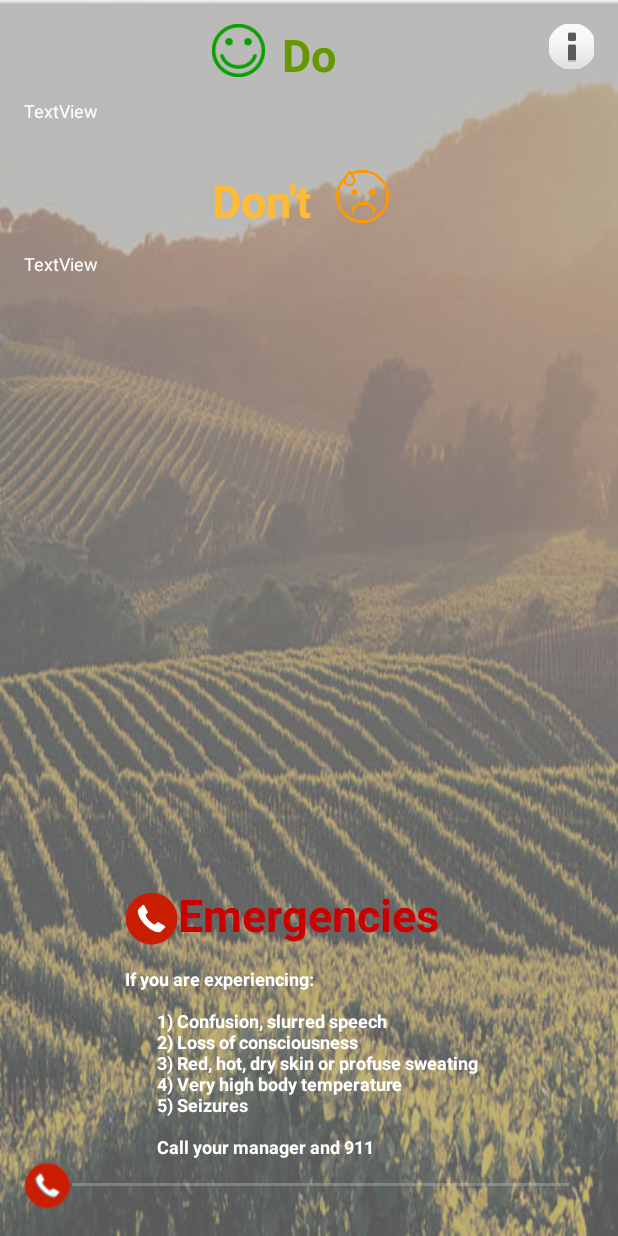
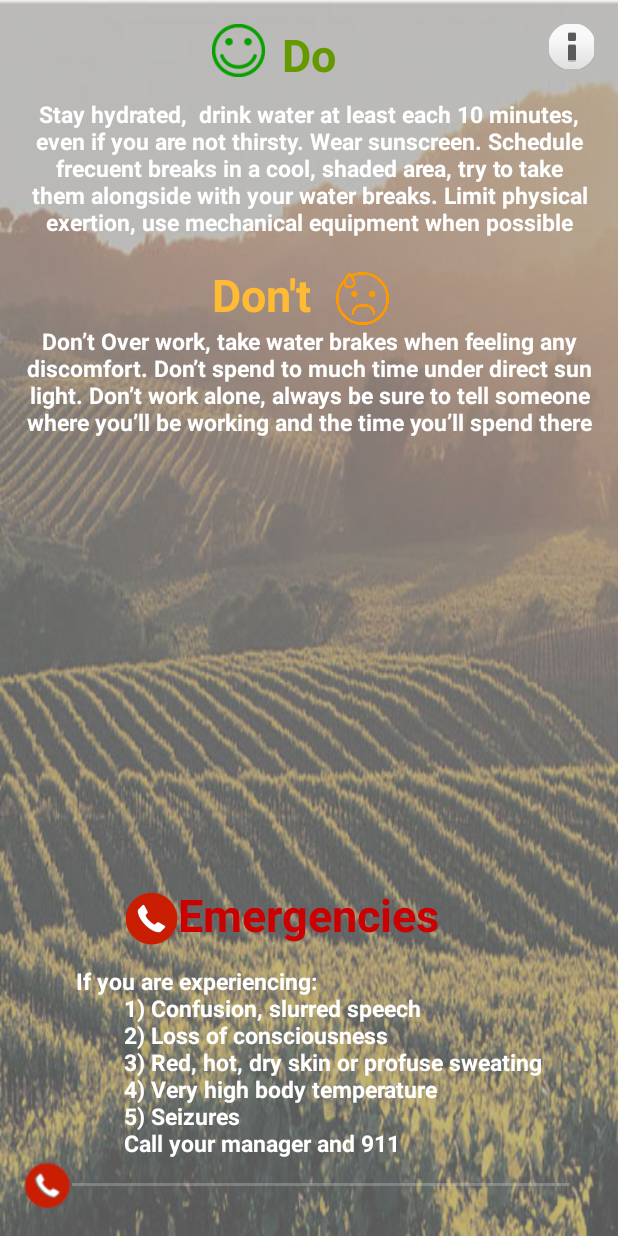
Before and after one commit to mini024/HeatStress, an Android app: the screen it shows after launch (InfoActivity), after a tap on "Risk image Button", on a phone screen of 412 x 824 dp. Run offline under Robolectric (Android 15) with nearby library versions, the light colour scheme and no system bars.

Commit message:
Font fix and design changes

```diff
--- a/app/src/main/java/com/example/jessicamcavazoserhard/heatstress/ui/MainActivity.java
+++ b/app/src/main/java/com/example/jessicamcavazoserhard/heatstress/ui/MainActivity.java
@@ -22,8 +22,6 @@ import android.Manifest;
 import android.content.Context;
 import android.content.Intent;
 import android.content.pm.PackageManager;
-import android.graphics.Color;
-import android.location.Location;
 import android.net.ConnectivityManager;
 import android.net.NetworkInfo;
 import android.net.Uri;
@@ -45,16 +43,12 @@ import android.view.View;
 import android.view.inputmethod.InputMethodManager;
 import android.widget.ArrayAdapter;
 import android.widget.AutoCompleteTextView;
-import android.widget.Button;
 import android.widget.CheckBox;
 import android.widget.CompoundButton;
-import android.widget.EditText;
 import android.widget.ImageButton;
 import android.widget.SeekBar;
 import android.widget.Toast;
 import android.widget.TextView;
-import android.widget.WrapperListAdapter;
-
 import com.example.jessicamcavazoserhard.heatstress.GlobalData;
 import com.example.jessicamcavazoserhard.heatstress.R;
 import com.example.jessicamcavazoserhard.heatstress.adapter.WeatherCardAdapter;
@@ -63,19 +57,15 @@ import com.google.android.gms.common.ConnectionResult;
 import com.google.android.gms.common.api.GoogleApiClient;
 import com.google.android.gms.location.LocationRequest;
 import com.google.android.gms.location.LocationServices;
-
 import org.json.JSONArray;
 import org.json.JSONException;
 import org.json.JSONObject;
 import org.json.JSONTokener;
-
 import java.io.BufferedReader;
 import java.io.InputStreamReader;
 import java.net.HttpURLConnection;
-import java.net.InetAddress;
 import java.net.URL;
 import java.util.ArrayList;
-import java.util.Arrays;
 import java.util.Comparator;
 import java.util.HashMap;
 import java.util.Map;
@@ -205,8 +195,6 @@ public class MainActivity extends AppCompatActivity implements View.OnClickListe
 
     final double c1=16.923,c2=0.185212,c3=5.37941,c4=-0.100254,c5=0.00941695,c6=0.00728898,c7=0.000345372,c8=-0.000814971,c9=0.0000102102,c10=-0.000038646,c11=0.0000291583,c12=0.00000142721,c13=0.000000197483,c14=-0.0000000218429,c15=0.000000000843296,c16=-0.0000000000481975;
 
-    int colorSunny, colorCloudy, colorRainy, colorWindy, colorSnowy, colorPCloudy;
-
     //Max temps and humidity
     PriorityQueue<Integer> pqRisk;
     Map mapTemps, mapHums, mapType;
@@ -226,14 +214,6 @@ public class MainActivity extends AppCompatActivity implements View.OnClickListe
 
         LinearLayoutManager layoutManager
                 = new LinearLayoutManager(this, LinearLayoutManager.HORIZONTAL, false);
-
-        //MARK: CREATE COLORS
-        colorSunny = Color.parseColor("#5bE1BB22");
-        colorRainy = Color.parseColor("#5b528DD4");
-        colorCloudy = Color.parseColor("#5b6D6C6A");
-        colorWindy = Color.parseColor("#5bDA7736");
-        colorSnowy = Color.parseColor("#FFFFFF");
-        colorPCloudy = Color.parseColor("#5b749BCA");
 
 
         listData = getData();
@@ -708,25 +688,6 @@ public class MainActivity extends AppCompatActivity implements View.OnClickListe
                     temperature = object.getJSONObject("current_observation").getString("temp_f");
                     Log.d("Humedad","HUMEDAD EN SAN FRANCISCO : " + humidity);
 
-                    String weather = object.getJSONObject("current_observation").getString("weather");
-
-                    switch (weather){
-                        case "Rainy": FilterView.setBackgroundColor(colorRainy);
-                            break;
-                        case "Clear": FilterView.setBackgroundColor(colorSunny);
-                            break;
-                        case "Partly Cloudy": FilterView.setBackgroundColor(colorPCloudy);
-                            break;
-                        case "Mostly Cloudy": FilterView.setBackgroundColor(colorCloudy);
-                            break;
-                        case "Cloudy": FilterView.setBackgroundColor(colorCloudy);
-                            break;
-                        case "Windy": FilterView.setBackgroundColor(colorWindy);
-                            break;
-                        case "Snowy": FilterView.setBackgroundColor(colorSnowy);
-                            break;
-                    }
-
                     tvCurrentTemperature.setText(temperature + " ºF");
 
                     tvCurrentHumidity.setText(humidity);
--- a/app/src/main/res/layout/activity_info.xml
+++ b/app/src/main/res/layout/activity_info.xml
@@ -44,20 +44,21 @@
         android:id="@+id/text_DoRecomendations"
         android:layout_width="match_parent"
         android:layout_height="wrap_content"
-        android:layout_below="@+id/text_Do"
+        android:layout_alignParentStart="true"
+        android:layout_below="@+id/image_Do"
         android:layout_marginTop="14dp"
-        android:text="TextView"
-        android:textAlignment="viewStart"
+        android:text="@string/high_DO_REQ"
+        android:textAlignment="center"
         android:textColor="@android:color/white"
-        android:textSize="12sp" />
+        android:textSize="15sp"
+        android:textStyle="bold" />
 
     <ImageView
         android:id="@+id/image_Dont"
         android:layout_width="35dp"
         android:layout_height="35dp"
         app:srcCompat="@drawable/sick_face"
-        android:layout_marginTop="31dp"
-        android:layout_below="@+id/text_DoRecomendations"
+        android:layout_alignBottom="@+id/text_Dont"
         android:layout_toEndOf="@+id/text_Do" />
 
     <TextView
@@ -68,20 +69,22 @@
         android:textColor="@android:color/holo_orange_light"
         android:textSize="30sp"
         android:textStyle="bold"
-        android:layout_alignTop="@+id/image_Dont"
-        android:layout_alignEnd="@+id/text_Do"
-        android:layout_marginEnd="16dp" />
+        android:layout_marginEnd="16dp"
+        android:layout_below="@+id/text_DoRecomendations"
+        android:layout_toStartOf="@+id/image_Dont"
+        android:layout_marginTop="17dp" />
 
     <TextView
         android:id="@+id/text_DontRecomendations"
         android:layout_width="match_parent"
         android:layout_height="wrap_content"
         android:layout_alignParentStart="true"
-        android:layout_below="@+id/text_Dont"
-        android:layout_marginTop="13dp"
-        android:text="TextView"
+        android:layout_below="@+id/image_Dont"
+        android:text="@string/high_DONT_REQ"
+        android:textAlignment="center"
         android:textColor="@android:color/white"
-        android:textSize="12sp" />
+        android:textSize="15sp"
+        android:textStyle="bold" />
 
     <ImageView
         android:id="@+id/image_Telephone"
@@ -99,20 +102,20 @@
         android:textColor="@android:color/holo_red_dark"
         android:textSize="30sp"
         android:textStyle="bold"
+        android:layout_marginBottom="13dp"
         android:layout_above="@+id/text_EMsymptoms"
-        android:layout_centerHorizontal="true"
-        android:layout_marginBottom="14dp" />
+        android:layout_centerHorizontal="true" />
 
     <TextView
         android:id="@+id/text_EMsymptoms"
         android:layout_width="wrap_content"
         android:layout_height="wrap_content"
+        android:layout_above="@+id/seek_Call911"
+        android:layout_centerHorizontal="true"
         android:text="@string/Emargency_Recomendations"
-        android:textSize="12sp"
-        android:textStyle="bold"
         android:textColor="@android:color/white"
-        android:layout_above="@+id/seek_Call911"
-        android:layout_alignStart="@+id/image_Telephone" />
+        android:textSize="15sp"
+        android:textStyle="bold" />
 
     <ImageButton
         android:id="@+id/image_MoreInfo"
--- a/app/src/main/res/layout/activity_main.xml
+++ b/app/src/main/res/layout/activity_main.xml
@@ -17,7 +17,7 @@
         android:id="@+id/filterView"
         android:layout_width="match_parent"
         android:layout_height="match_parent"
-        android:background="#A02F72C4" />
+        android:background="@color/card_colorYellow" />
 
     <AutoCompleteTextView
         android:id="@+id/editText_address"
@@ -260,7 +260,7 @@
                     android:layout_height="50dp"
                     android:layout_weight="2"
                     android:contentDescription="humidity"
-                    android:src="@drawable/temp" />
+                    android:src="@drawable/temperature" />
 
                 <TextView
                     android:id="@+id/textView_temperatureMax"
--- a/app/src/main/res/values/colors.xml
+++ b/app/src/main/res/values/colors.xml
@@ -1,12 +1,12 @@
 <?xml version="1.0" encoding="utf-8"?>
 <resources>
     <color name="colorPrimary">#5be1bb22</color>
-    <color name="colorPrimaryDark">#303F9F</color>
+    <color name="colorPrimaryDark">#00303f9f</color>
     <color name="colorAccent">#ff4081</color>
     <color name="textColorGray">#aaaaa99f</color>
     <color name="card_color">#abcaa1</color>
     <color name="card_colorRed">#dd4c3c</color>
     <color name="card_colorGreen">#ac7cad6c</color>
-    <color name="card_colorOrange">#a5ffffff</color>
-    <color name="card_colorYellow">#8c6d6c6a</color>
+    <color name="card_colorOrange">#2effffff</color>
+    <color name="card_colorYellow">#466d6c6a</color>
 </resources>
--- a/app/src/main/res/values/strings.xml
+++ b/app/src/main/res/values/strings.xml
@@ -3,21 +3,18 @@
     <string name="Emargency_Recomendations">
 
         "If you are experiencing:
-
         1) Confusion, slurred speech
         2) Loss of consciousness
         3) Red, hot, dry skin or profuse sweating
         4) Very high body temperature
         5) Seizures
-
         Call your manager and 911"
 
     </string>
 
     <string name="minimal_DO_REQ">
 
-        "Stay hydrated,  drink water even if you are not thirsty.
-        Wear sunscreen."
+        "Stay hydrated,  drink water even if you are not thirsty. Wear sunscreen."
 
     </string>
 
@@ -29,51 +26,35 @@
 
     <string name="medium_DO_REQ">
 
-        "Stay hydrated,  drink water at least each 15 minutes, even if you are not thirsty.
-		Wear sunscreen.
-		Schedule breaks in a cool, shaded area."
+        "Stay hydrated,  drink water at least each 15 minutes, even if you are not thirsty. Wear sunscreen. Schedule breaks in a cool, shaded area."
 
     </string>
 
     <string name="medium_DONT_REQ">
 
-        "Don’t Over work, take short water brakes when feeling any discomfort.
-		Don’t spend to much time under direct sun light."
+        "Don’t Over work, take short water brakes when feeling any discomfort. Don’t spend to much time under direct sun light."
 
     </string>
 
     <string name="high_DO_REQ">
 
-        "BE ALERT OF THE HIGH RISK CONDITIONS
-		Stay hydrated,  drink water at least each 10 minutes, even if you are not thirsty.
-		Wear sunscreen
-		Schedule frecuent breaks in a cool, shaded area, try to take them alongside with your water breaks
-		Limit physical exertion, use mechanical equipment when possible"
+        "Stay hydrated,  drink water at least each 10 minutes, even if you are not thirsty. Wear sunscreen. Schedule frecuent breaks in a cool, shaded area, try to take them alongside with your water breaks. Limit physical exertion, use mechanical equipment when possible"
 
     </string>
 
     <string name="high_DONT_REQ">
 
-        "Don’t Over work, take water brakes when feeling any discomfort.
-		Don’t spend to much time under direct sun light.
-		Don’t work alone, always be sure to tell someone where you’ll be working and the time you’ll spend there"
+        "Don’t Over work, take water brakes when feeling any discomfort. Don’t spend to much time under direct sun light. Don’t work alone, always be sure to tell someone where you’ll be working and the time you’ll spend there"
 
     </string>
 
     <string name="very_high_DO_REQ">
         "BE ALERT OF THE EXTREME RISK CONDITIONS
-		Drink water CONSTANTLY.
-		Apply sunscreen every couple of hours.
-		Schedule breaks in a cool, shaded area.
-		Use cooling techniques
-		Watch/communicate with workers at all times"
+		Drink water CONSTANTLY. Apply sunscreen every couple of hours. Schedule breaks in a cool, shaded area. Use cooling techniques. Watch/communicate with workers at all times"
     </string>
 
     <string name="very_high_DONT_REQ">
-        "Don’t Over work, take water brakes when feeling any discomfort.
-		Don’t spend to much time under direct sun light
-		Don’t work alone, work along side 2 or 3 people.
-		Stop work if necesary"
+        "Don’t Over work, take water brakes when feeling any discomfort. Don’t spend to much time under direct sun light. Don’t work alone, work along side 2 or 3 people. Stop work if necesary"
     </string>
 
 
```
